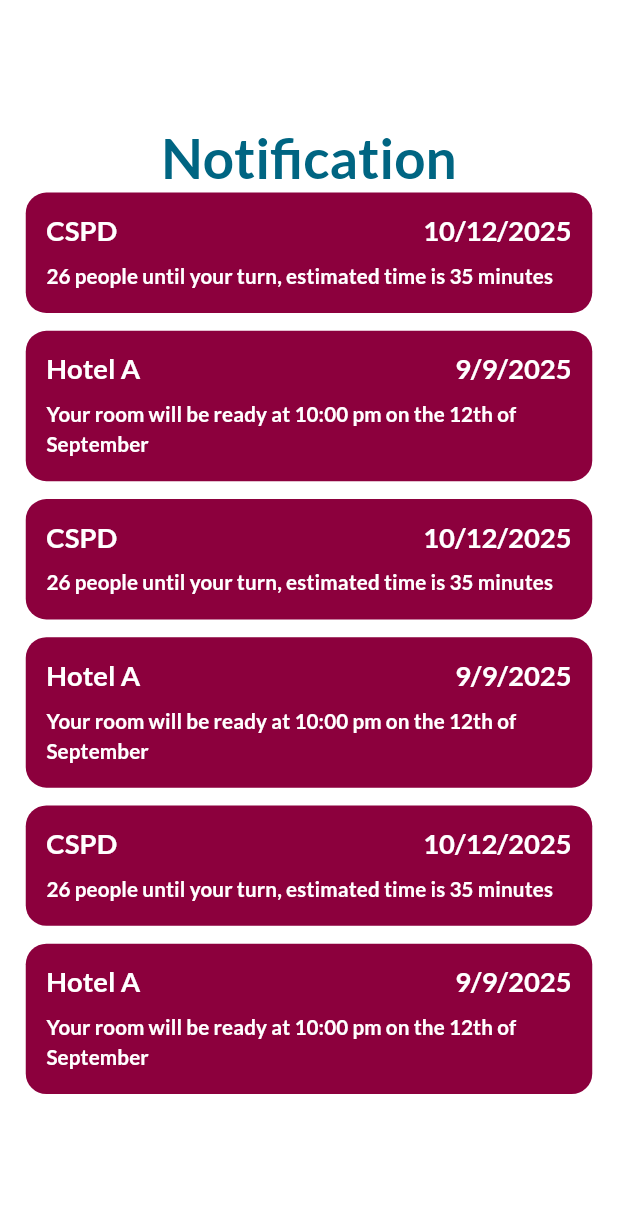
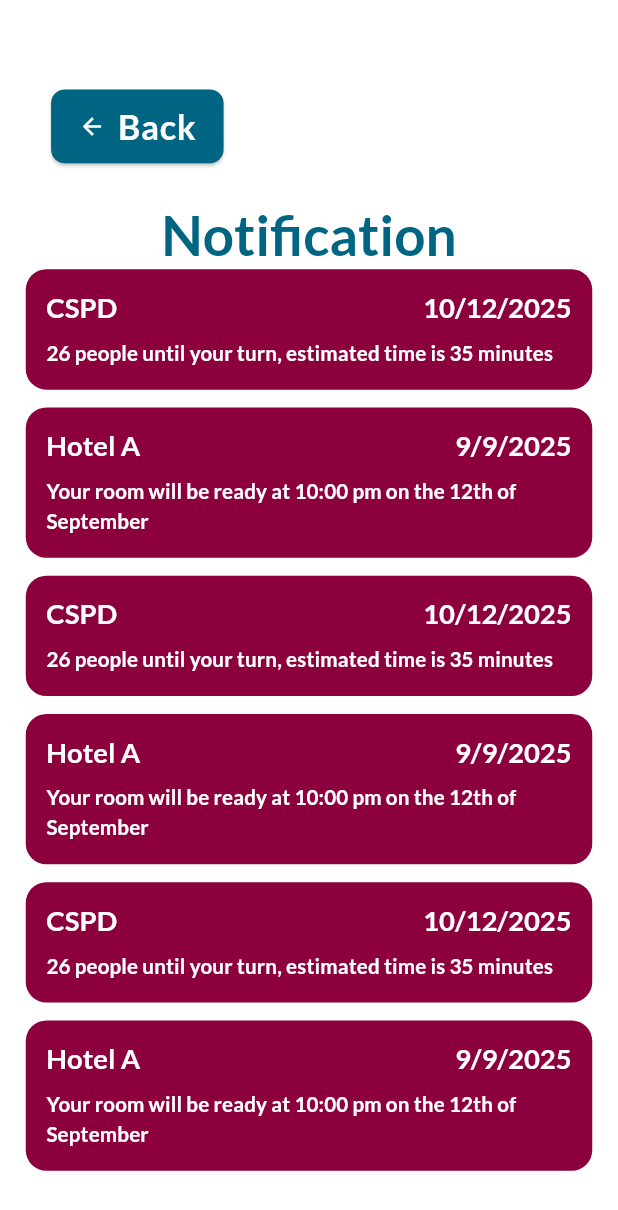
Before and after one commit to jehadadili/App-DOORAK, a Flutter app: the BranchScreen screen opened directly, after a tap on an icon or button, on a phone screen of 412 x 824 dp. Shown: the top 1210 px of the screen. Run offline on Flutter 3.47's test engine with Material 3 defaults, Android fonts, the phone set to English and light mode, and no system bars; our stand-ins replace bloc, curved_navigation_bar, device_preview, flutter_bloc, flutter_screenutil, loading_animation_widget and 1 more; accounts and stored records are empty.

Commit message:
final design 1

```diff
--- a/lib/src/core/widgets/custom_app_bar.dart
+++ b/lib/src/core/widgets/custom_app_bar.dart
@@ -1,16 +1,14 @@
 import 'package:doorak/src/core/extension/extension_navgter.dart';
 import 'package:doorak/src/core/style/color/color_app.dart';
 import 'package:doorak/src/core/style/icon/icon_app.dart';
-import 'package:doorak/src/core/them/them_cubit/theme_cubit.dart';
 import 'package:doorak/src/feature/notifications/presntation/view/screen/notifications_screen.dart';
 import 'package:flutter/material.dart';
-import 'package:flutter_bloc/flutter_bloc.dart';
 import 'package:flutter_screenutil/flutter_screenutil.dart';
 
 AppBar buildAppBar({
   required BuildContext context,
 }) {
-  final themeCubit = context.watch<ThemeCubit>(); // متابعة تغييرات الثيم
+  // final themeCubit = context.watch<ThemeCubit>(); // متابعة تغييرات الثيم
 
   return AppBar(
     backgroundColor: Theme.of(context).appBarTheme.backgroundColor,
@@ -21,7 +19,9 @@ AppBar buildAppBar({
     centerTitle: false,
     iconTheme: const IconThemeData(color: ColorApp.white),
     actions: [
-      IconButton(
+      Padding(
+        padding: EdgeInsets.only(right: 15.h),
+        child: IconButton(
           onPressed: () {
             context.pushWidget(push: const NotificationsScreen());
           },
@@ -35,17 +35,18 @@ AppBar buildAppBar({
             ),
           ),
         ),
-      IconButton(
-        onPressed: () {
-          themeCubit.togleThem(); // تبديل الثيم
-        },
-        icon: Icon(
-          themeCubit.state == Themestate.dark
-              ? Icons.light_mode // أيقونة الوضع الليلي
-              : Icons.dark_mode, // أيقونة الوضع النهاري
-          color: ColorApp.white,
       ),
-      ),
+      // IconButton(
+      //   onPressed: () {
+      //     themeCubit.togleThem(); // تبديل الثيم
+      //   },
+      //   icon: Icon(
+      //     themeCubit.state == Themestate.dark
+      //         ? Icons.light_mode // أيقونة الوضع الليلي
+      //         : Icons.dark_mode, // أيقونة الوضع النهاري
+      //     color: ColorApp.white,
+      //   ),
+      // ),
     ],
   );
 }
--- a/lib/src/feature/notifications/presntation/view/screen/notifications_screen.dart
+++ b/lib/src/feature/notifications/presntation/view/screen/notifications_screen.dart
@@ -1,4 +1,5 @@
 import 'package:doorak/src/core/style/text/text.dart';
+import 'package:doorak/src/core/widgets/back_button_widget.dart';
 import 'package:doorak/src/feature/notifications/presntation/view/widgets/notification_card.dart';
 import 'package:flutter/material.dart';
 import 'package:flutter_screenutil/flutter_screenutil.dart';
@@ -11,7 +12,8 @@ class NotificationsScreen extends StatelessWidget {
     return Scaffold(
       body: Column(
         children: [
-          SizedBox(height: MediaQuery.sizeOf(context).height * 0.1),
+          const BackButtonWidget(),
+          SizedBox(height: MediaQuery.sizeOf(context).height * 0.03),
           Text(
             AppText.notificationEN,
             style: Theme.of(context).primaryTextTheme.headlineLarge,
```
Lines whose indentation alone changed are shown as unchanged.
